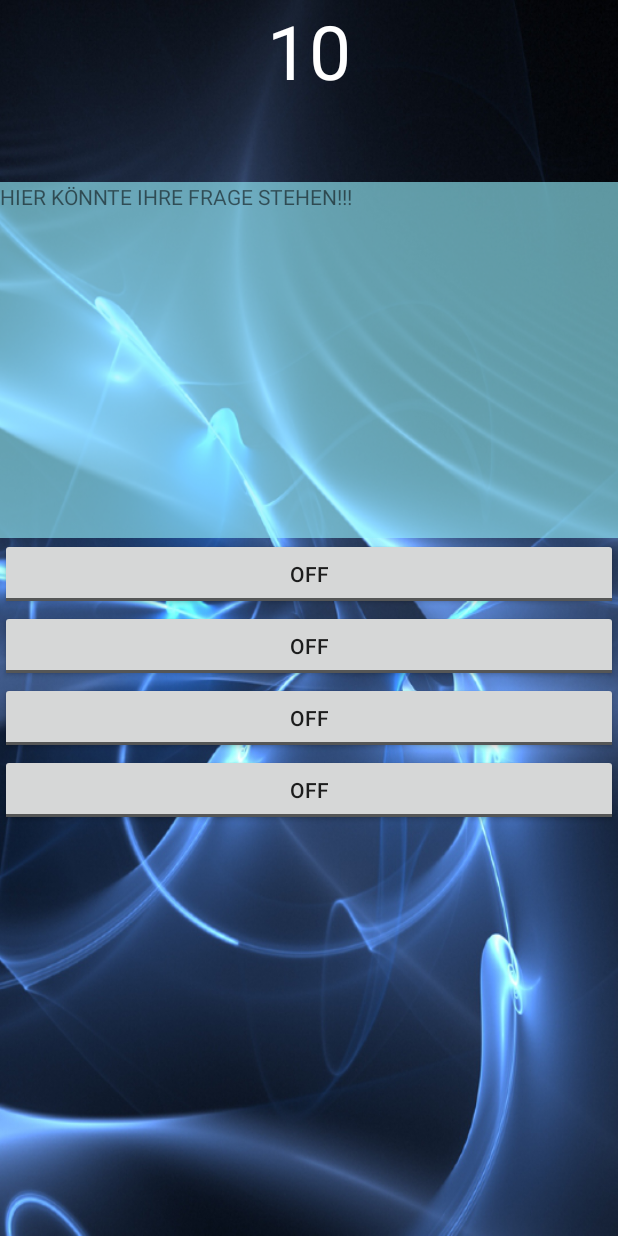
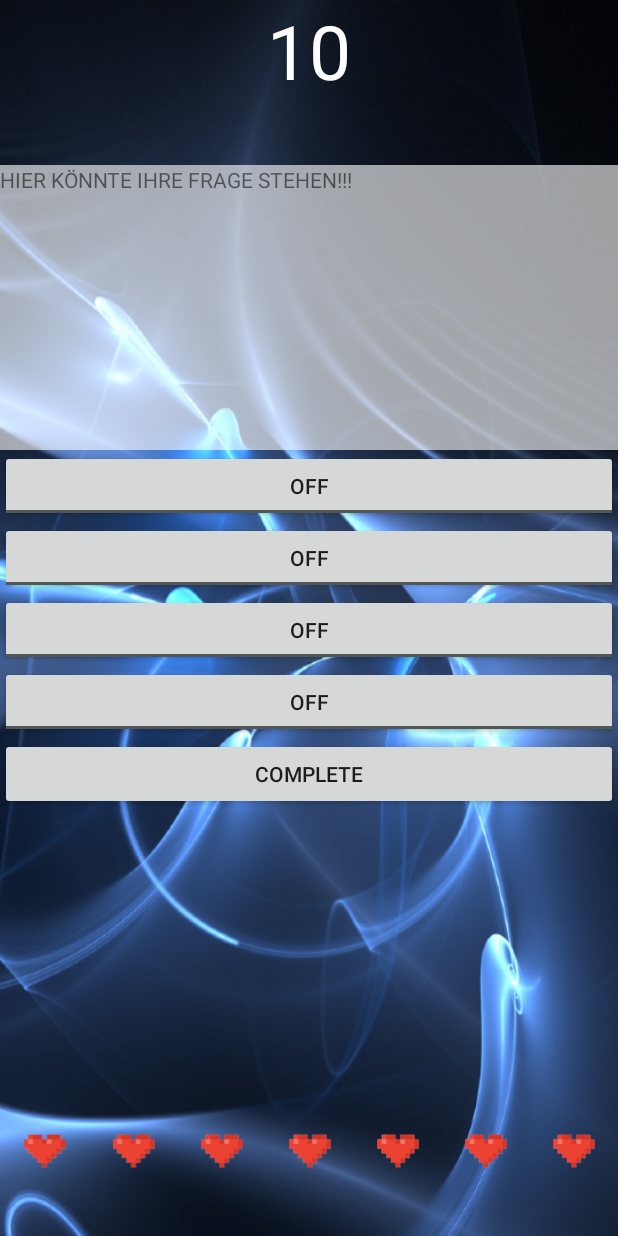
Before and after one commit to AxelAlex95/NerdQuiz, an Android app: the StartGameActivity screen opened directly, with no data from a screen before it, on a phone screen of 412 x 824 dp. Run offline under Robolectric (Android 15) with nearby library versions, the phone set to English and light mode, and no system bars.

Commit message:
Added life pictures to activity game and Logo to main menu

```diff
--- a/app/src/main/java/matsematics/nerdquiz/StartGameActivity.java
+++ b/app/src/main/java/matsematics/nerdquiz/StartGameActivity.java
@@ -17,10 +17,13 @@ import android.widget.Toast;
 import org.w3c.dom.Text;
 
 public class StartGameActivity extends FullscreenLayoutActivity{
+    int life;
+
     @Override
     protected void onCreate(Bundle savedInstanceState) {
         super.onCreate(savedInstanceState);
         setContentView(R.layout.activity_game);
+        life=7;
         startAsync();
     }
 
@@ -55,4 +58,8 @@ public class StartGameActivity extends FullscreenLayoutActivity{
     {
         new DoSomething().execute();
     }
+
+    public void startQuiz(){}
+
+
 }
--- a/app/src/main/res/layout/activity_game.xml
+++ b/app/src/main/res/layout/activity_game.xml
@@ -20,7 +20,7 @@
         android:text="HIER KÖNNTE IHRE FRAGE STEHEN!!!"
         android:id="@+id/question"
         android:layout_weight="4"
-        android:background="#9D97f2ff"/>
+        android:background="#9Dffffff"/>
 
     <LinearLayout
         android:layout_width="match_parent"
@@ -45,8 +45,68 @@
     <ToggleButton
         android:layout_width="match_parent"
         android:layout_height="wrap_content"
-        android:text="New ToggleButton"
         android:id="@+id/answer4" />
+
+    <Button
+        android:layout_width="match_parent"
+        android:layout_height="wrap_content"
+        android:text="Complete"
+        android:id="@+id/buttonComplete" />
+    </LinearLayout>
+    <LinearLayout
+        android:layout_width="match_parent"
+        android:layout_height="wrap_content"
+        android:orientation="horizontal"
+        android:layout_weight="1">
+
+        <ImageView
+            android:layout_width="match_parent"
+            android:layout_height="wrap_content"
+            android:layout_weight="1"
+            android:id="@+id/life1"
+            android:src="@drawable/life2"/>
+
+        <ImageView
+            android:layout_width="match_parent"
+            android:layout_height="wrap_content"
+            android:layout_weight="1"
+            android:id="@+id/life2"
+            android:src="@drawable/life2"/>
+
+        <ImageView
+            android:layout_width="match_parent"
+            android:layout_height="wrap_content"
+            android:layout_weight="1"
+            android:id="@+id/life3"
+            android:src="@drawable/life2"/>
+
+        <ImageView
+            android:layout_width="match_parent"
+            android:layout_height="wrap_content"
+            android:layout_weight="1"
+            android:id="@+id/life4"
+            android:src="@drawable/life2"/>
+
+        <ImageView
+            android:layout_width="match_parent"
+            android:layout_height="wrap_content"
+            android:layout_weight="1"
+            android:id="@+id/life5"
+            android:src="@drawable/life2"/>
+
+        <ImageView
+            android:layout_width="match_parent"
+            android:layout_height="wrap_content"
+            android:layout_weight="1"
+            android:id="@+id/life6"
+            android:src="@drawable/life2"/>
+
+        <ImageView
+            android:layout_width="match_parent"
+            android:layout_height="wrap_content"
+            android:layout_weight="1"
+            android:id="@+id/life7"
+            android:src="@drawable/life2"/>
     </LinearLayout>
 
 </LinearLayout>
--- a/app/src/main/res/layout/activity_main_menu.xml
+++ b/app/src/main/res/layout/activity_main_menu.xml
@@ -9,6 +9,12 @@
                 android:background="@drawable/bg_start"
                 android:gravity="center"
                 tools:context=".MainMenu">
+    <ImageView
+        android:layout_width="fill_parent"
+        android:layout_height="wrap_content"
+        android:id="@+id/imageView"
+        android:src="@drawable/logo"
+    android:layout_centerHorizontal="true"/>
 
     <LinearLayout
         android:orientation="vertical"
@@ -61,4 +67,5 @@
             android:paddingBottom="10dp"
             android:paddingTop="10dp"/>
     </LinearLayout>
+
 </RelativeLayout>
```
Also changed, not shown: app/src/main/res/drawable-hdpi/life2.png (added), app/src/main/res/drawable-hdpi/logo.png (added), app/src/main/res/drawable-mdpi/life2.png (added), app/src/main/res/drawable-mdpi/logo.png (added), app/src/main/res/drawable-xhdpi/life2.png (added), app/src/main/res/drawable-xhdpi/logo.png (added), app/src/main/res/drawable-xxhdpi/life2.png (added), app/src/main/res/drawable-xxhdpi/logo.png (added), app/src/main/res/fonts/FreePixel.ttf (deleted).
